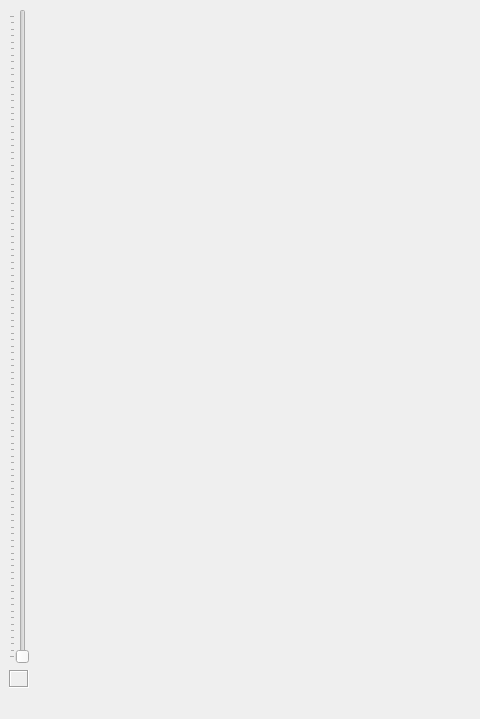
edemonpore/RTDAQ-32bit, file VideoClass/VidWindow.ui: the form before one commit; both pictures show x 0 to 480 and y 0 to 719 of the 755 by 719 pixel window.
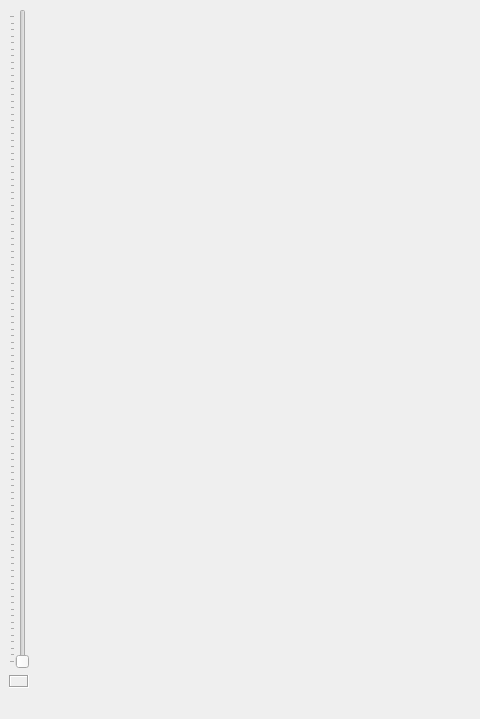
The form after the commit.

What changed in the file:
```diff
--- a/VideoClass/VidWindow.ui
+++ b/VideoClass/VidWindow.ui
@@ -40,6 +40,11 @@
     </item>
     <item row="1" column="0">
      <widget class="QLabel" name="lTs">
+      <property name="font">
+       <font>
+        <pointsize>6</pointsize>
+       </font>
+      </property>
       <property name="frameShape">
        <enum>QFrame::Box</enum>
       </property>
```
Left out of the diff: 20 changed lines with no effect on the pictures.
